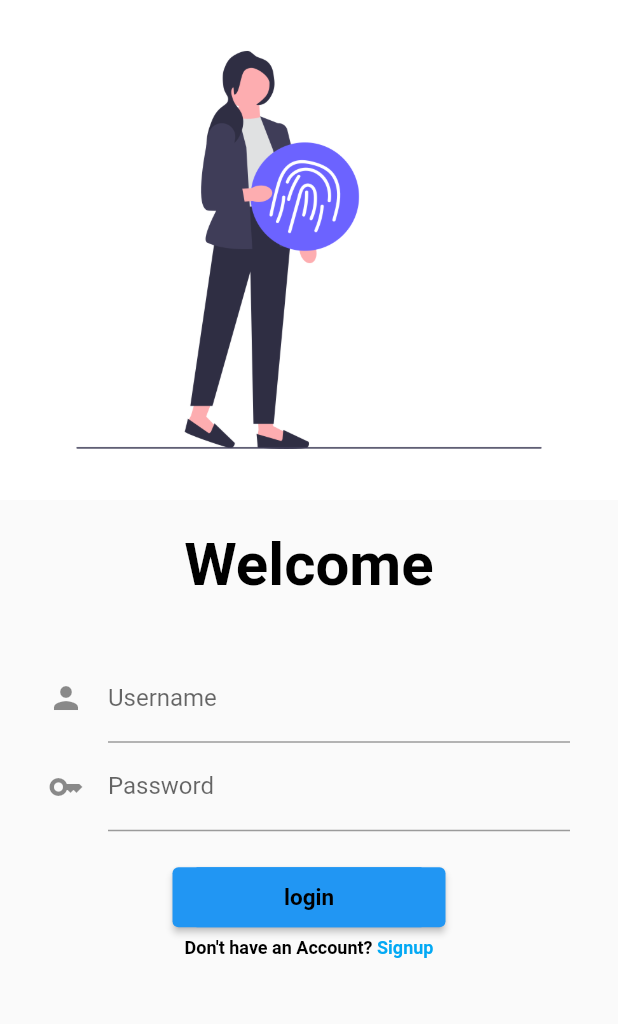
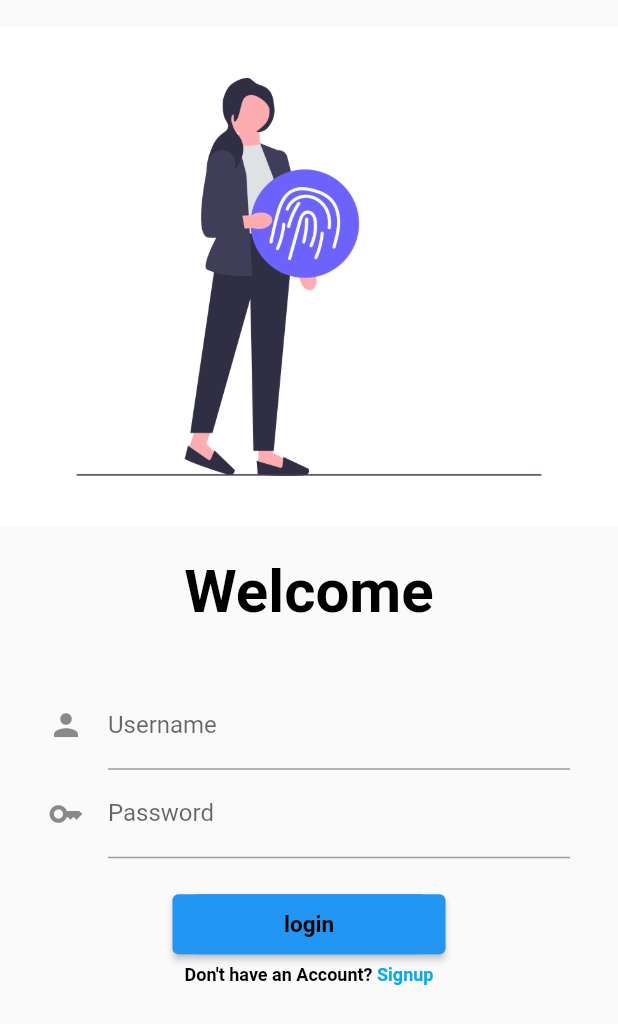
Before and after one commit to Taseen23/Health_Monitroing_System, a Flutter app: the screen it shows after launch, on a phone screen of 412 x 824 dp. Shown: the top 1024 px of the screen. Run offline on Flutter 3.47's test engine with Material 2 defaults, Android fonts, the phone set to English and light mode, and no system bars; our stand-ins replace firebase_auth, firebase_core; accounts and stored records are empty.

Commit message:
Login Design

```diff
--- a/lib/login.dart
+++ b/lib/login.dart
@@ -34,6 +34,7 @@ class LoginPage extends StatefulWidget {
      return Material(
        child: SingleChildScrollView(
          child: Column(children: [
+           SizedBox(height: 18.0,),
            Image.asset("assists/images/login.png", fit: BoxFit.fill),
            SizedBox(height: 20.0,),
            Text(
```
